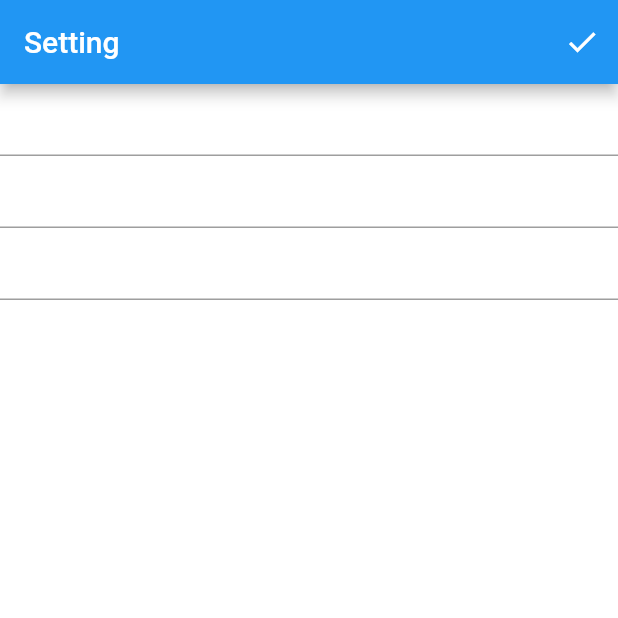
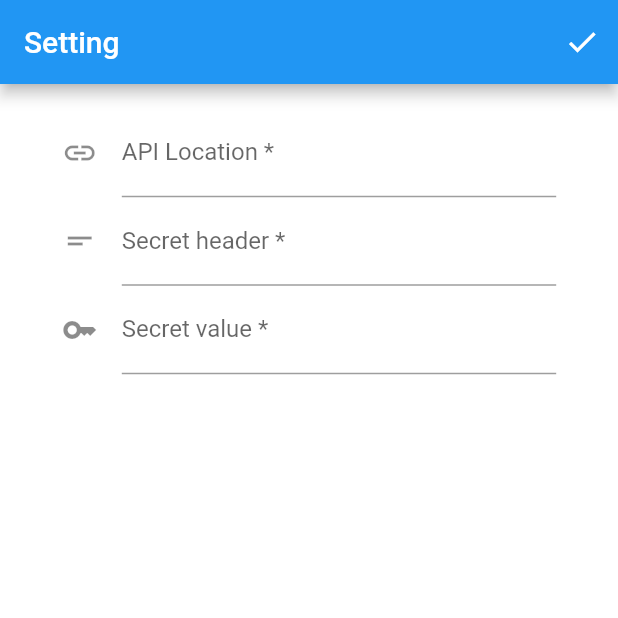
Before and after one commit to nicomahery/ECCM-Client, a Flutter app: the screen it shows after launch, on a phone screen of 412 x 824 dp, the top half of it. Run offline on Flutter 3.47's test engine with Material 2 defaults, Android fonts, the light colour scheme and no system bars; our stand-ins replace flutter_map, get_it, go_router, latlong2, shared_preferences; missing offline and left inert: eccm_widget.

Commit message:
Form style fixed

```diff
--- a/lib/main.dart
+++ b/lib/main.dart
@@ -1,7 +1,6 @@
 import 'package:eccm_client/pages/home_page.dart';
 import 'package:eccm_client/pages/setting_page.dart';
 import 'package:eccm_client/pages/trip_page.dart';
-import 'package:eccm_client/pages/widget_test_page.dart';
 import 'package:eccm_client/services/api_service.dart';
 import 'package:eccm_client/services/config_service.dart';
 import 'package:eccm_client/utils/get_it_instance.dart';
@@ -60,6 +59,7 @@ class App extends StatelessWidget {
       ),
       routerDelegate: this._router.routerDelegate,
       routeInformationParser: this._router.routeInformationParser,
+      debugShowCheckedModeBanner: false,
     );
   }
 }
--- a/lib/pages/home_page.dart
+++ b/lib/pages/home_page.dart
@@ -1,12 +1,10 @@
 import 'package:eccm_client/entities/trip.dart';
 import 'package:eccm_client/pages/setting_page.dart';
-import 'package:eccm_client/services/api_service.dart';
 import 'package:eccm_client/services/trip_service.dart';
 import 'package:eccm_client/widgets/trip_summary_card_widget.dart';
 import 'package:flutter/material.dart';
 import 'package:go_router/go_router.dart';
 
-import '../entities/carlog.dart';
 import '../utils/get_it_instance.dart';
 
 class HomePage extends StatefulWidget {
--- a/lib/pages/setting_page.dart
+++ b/lib/pages/setting_page.dart
@@ -37,6 +37,8 @@ class _SettingPageState extends State<SettingPage> {
 
   @override
   Widget build(BuildContext context) {
+    double width = MediaQuery.of(context).size.width;
+    double height = MediaQuery.of(context).size.height;
     return Scaffold(
       backgroundColor: Colors.white,
       appBar: AppBar(
@@ -63,6 +65,9 @@ class _SettingPageState extends State<SettingPage> {
         ],
       ),
       body: Center(
+        child: Container(
+          padding: EdgeInsets.only(top: height * 0.02),
+          width: width * 0.8,
           child: Form(
             key: _formKey,
             child: Column(
@@ -71,16 +76,31 @@ class _SettingPageState extends State<SettingPage> {
                 TextFormField(
                   validator: (value) => this._validateField(value),
                   controller: this._apiLocationController,
+                  decoration: const InputDecoration(
+                    icon: Icon(Icons.link),
+                    hintText: 'example.com',
+                    labelText: 'API Location *',
+                  ),
                 ),
                 TextFormField(
                   validator: (value) => this._validateField(value),
                   controller: this._apiSecretHeaderController,
+                  decoration: const InputDecoration(
+                    icon: Icon(Icons.short_text),
+                    labelText: 'Secret header *',
+                  ),
                 ),
                 TextFormField(
+                  obscureText: true,
                   validator: (value) => this._validateField(value),
                   controller: this._apiSecretController,
+                  decoration: const InputDecoration(
+                    icon: Icon(Icons.key),
+                    labelText: 'Secret value *',
+                  ),
                 ),
               ],
+            ),
           ),
         )
       ),
--- a/lib/pages/trip_page.dart
+++ b/lib/pages/trip_page.dart
@@ -1,5 +1,4 @@
 import 'package:eccm_client/entities/carlog.dart';
-import 'package:eccm_client/services/api_service.dart';
 import 'package:eccm_client/utils/get_it_instance.dart';
 import 'package:eccm_client/utils/static_const_values.dart';
 import 'package:flutter/material.dart';
@@ -13,7 +12,6 @@ class TripPage extends StatefulWidget {
   static const String PATH = '/trip';
   late final Trip? trip;
   final TripService _tripService = locator<TripService>();
-  final ApiService _apiService = locator<ApiService>();
 
   TripPage({required String? tripId}) {
     if (tripId != null) {
```
Lines whose indentation alone changed are shown as unchanged.
